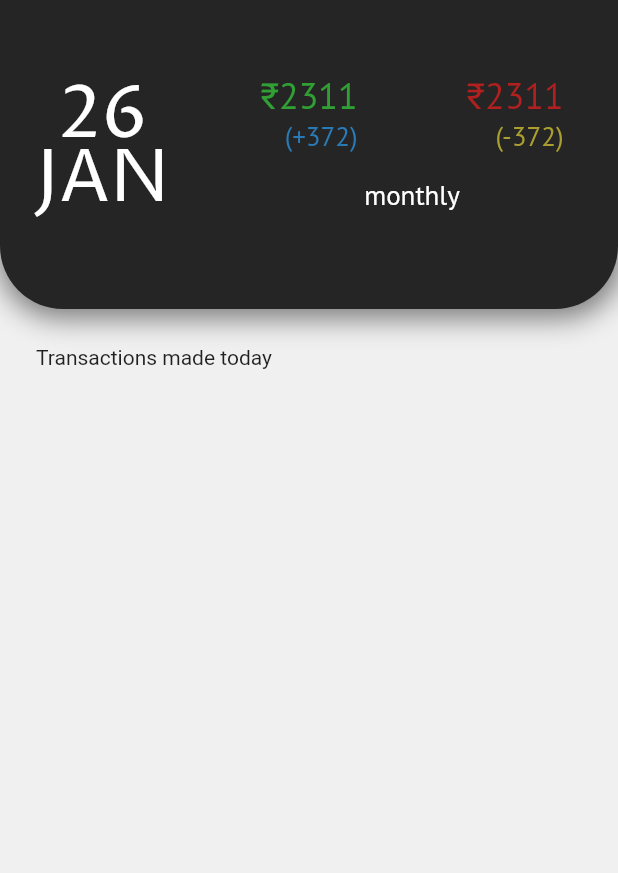
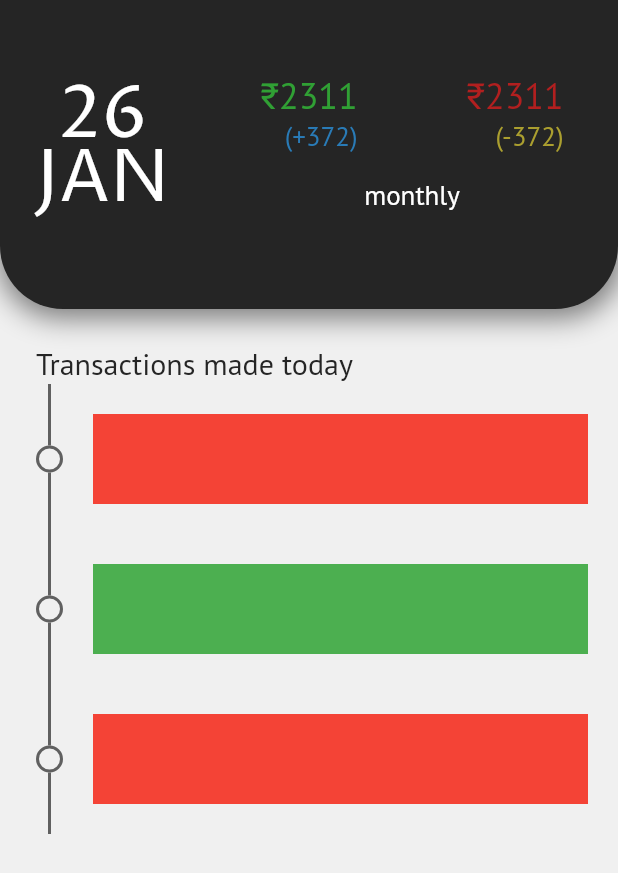
Before and after one commit to Ayush783/bahi_khata, a Flutter app: the screen it shows after launch, on a phone screen of 412 x 824 dp. Shown: the top 873 px of the screen. Run offline on Flutter 3.47's test engine with Material 2 defaults, Android fonts, the phone set to English and light mode, and no system bars; drawn by our look-alikes of timelines.

Commit message:
extracted widget for daily transaction

```diff
--- a/analysis_options.yaml
+++ b/analysis_options.yaml
@@ -3,3 +3,4 @@ linter:
   rules:
     prefer_const_constructors : false
     prefer_const_literals_to_create_immutables: false
+    sized_box_for_whitespace: false
--- a/lib/ui/dashboard.dart
+++ b/lib/ui/dashboard.dart
@@ -1,5 +1,9 @@
+import 'package:bahi_khata/constants/colors.dart';
+import 'package:bahi_khata/constants/textstyles.dart';
+import 'package:bahi_khata/ui/widgets/daily_transaction_list.dart';
 import 'package:bahi_khata/ui/widgets/header.dart';
 import 'package:flutter/material.dart';
+import 'package:timelines/timelines.dart';
 
 class DashBoard extends StatelessWidget {
   const DashBoard({Key? key}) : super(key: key);
@@ -15,8 +19,13 @@ class DashBoard extends StatelessWidget {
           Padding(
             padding: EdgeInsets.only(top: 24, left: 24),
             child: Column(
+              crossAxisAlignment: CrossAxisAlignment.start,
               children: [
-                Text('Transactions made today'),
+                Text(
+                  'Transactions made today',
+                  style: kTextstyle2.copyWith(color: kprimary, fontSize: 20),
+                ),
+                DailyTansactionList(),
               ],
             ),
           ),
--- /dev/null
+++ b/lib/ui/widgets/daily_transaction_list.dart
@@ -0,0 +1,47 @@
+import 'package:flutter/material.dart';
+import 'package:timelines/timelines.dart';
+
+class DailyTansactionList extends StatelessWidget {
+  const DailyTansactionList({
+    Key? key,
+  }) : super(key: key);
+
+  @override
+  Widget build(BuildContext context) {
+    final size = MediaQuery.of(context).size;
+    return Container(
+      height: 400,
+      width: size.width,
+      child: Timeline.tileBuilder(
+        builder: TimelineTileBuilder(
+          itemCount: 3,
+          indicatorBuilder: (context, index) => Indicator.dot(
+            border: Border.all(color: Color(0xff606060), width: 2),
+            color: Colors.transparent,
+            size: 18,
+          ),
+          contentsBuilder: (context, index) => index % 2 == 0
+              ? Container(
+                  color: Colors.red,
+                  margin: EdgeInsets.all(20),
+                )
+              : Container(
+                  color: Colors.green,
+                  margin: EdgeInsets.all(20),
+                ),
+          startConnectorBuilder: (context, index) => Connector.solidLine(),
+          endConnectorBuilder: (context, index) => Connector.solidLine(),
+          itemExtent: 100,
+          nodePositionBuilder: (context, index) => 0,
+        ),
+        padding: EdgeInsets.all(0),
+        theme: TimelineThemeData(
+            connectorTheme: ConnectorThemeData(
+              color: Color(0xff606060),
+              thickness: 2,
+            ),
+            indicatorTheme: IndicatorThemeData(color: Color(0xff606060))),
+      ),
+    );
+  }
+}
--- a/pubspec.yaml
+++ b/pubspec.yaml
@@ -12,6 +12,7 @@ dependencies:
   flutter:
     sdk: flutter
   cupertino_icons: ^1.0.2
+  timelines: ^0.1.0
 
 dev_dependencies:
   flutter_test:
```
Also changed, not shown: pubspec.lock.
